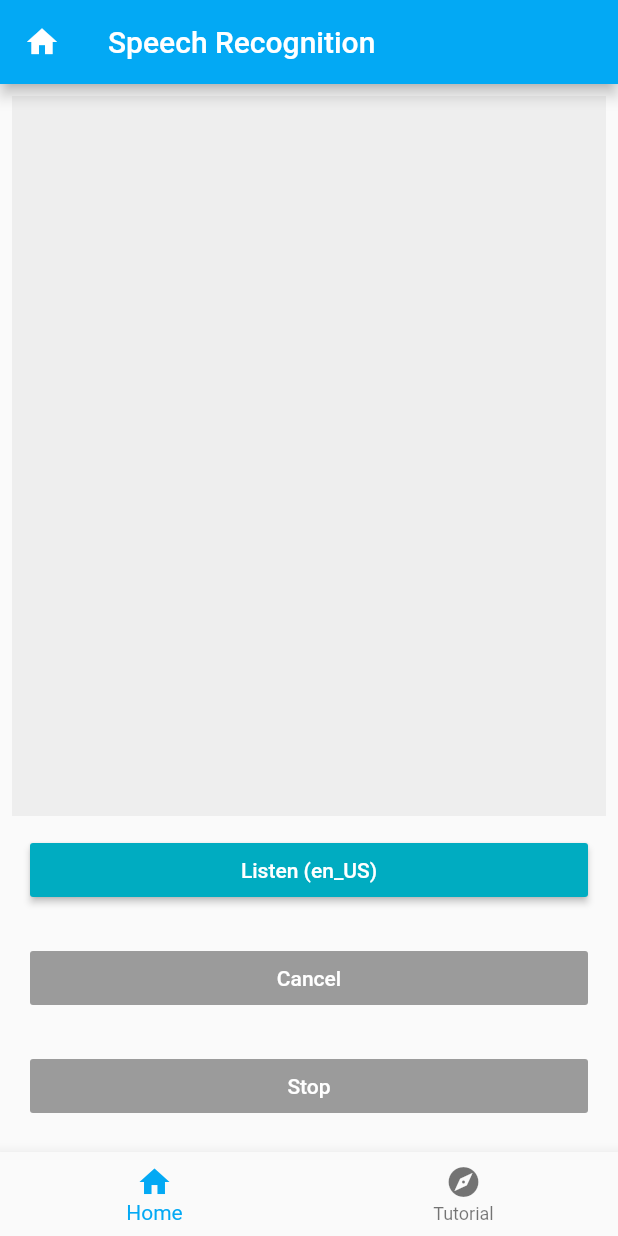
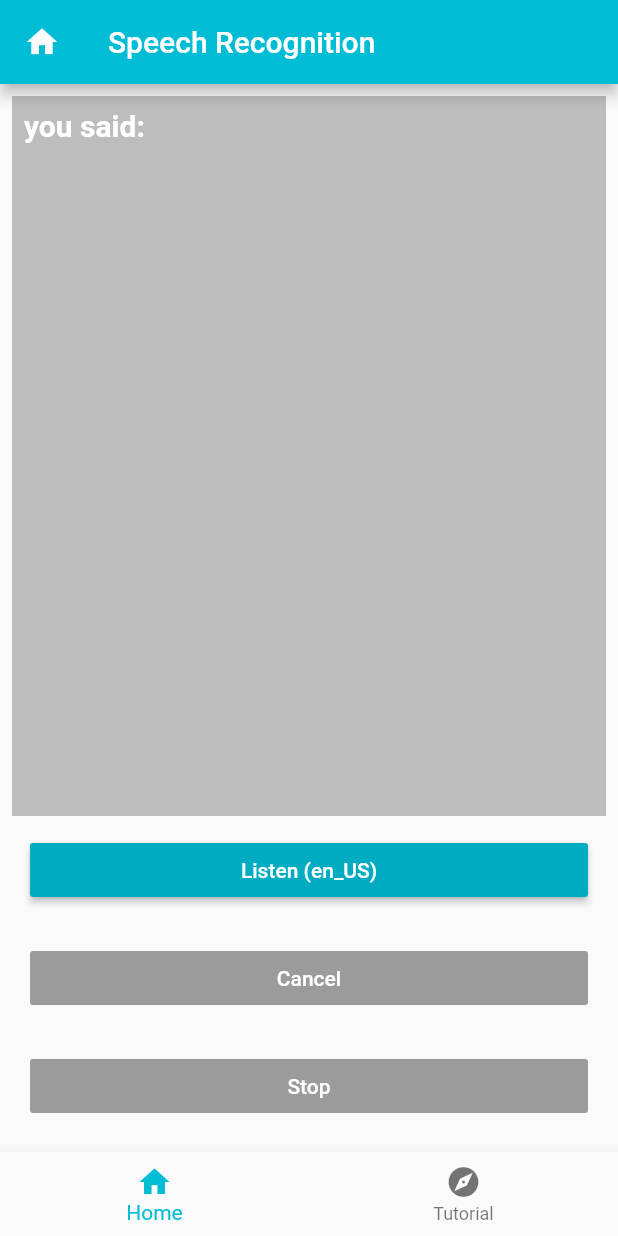
Before and after one commit to ABDERRAOUFMERAZKA/sound-recognizer, a Flutter app: the screen it shows after launch, on a phone screen of 412 x 824 dp. Run offline on Flutter 3.47's test engine with Material 2 defaults, Android fonts, the phone set to English and light mode, and no system bars; missing offline and left inert: permission, speech_recognition.

Commit message:
update code

```diff
--- a/lib/Home/VoiceHome.dart
+++ b/lib/Home/VoiceHome.dart
@@ -66,8 +66,10 @@ class _VoiceHomeState extends State<VoiceHome> {
                   new Expanded(
                       child: new Container(
                           padding: const EdgeInsets.all(8.0),
-                          color: Colors.grey.shade200,
-                          child: new Text(transcription))),
+                          color: Colors.grey.shade400,
+                          child: new Text(
+                            'you said: $transcription',
+                            style: TextStyle(color: Colors.white, fontWeight: FontWeight.bold, fontSize: 20)))),
                   _buildButton(
                     onPressed: !_isListening
                         ? () => start()
--- a/lib/main.dart
+++ b/lib/main.dart
@@ -10,11 +10,11 @@ class MyApp extends StatelessWidget {
     return MaterialApp(
       home: Tabs(),
       theme: ThemeData(
-        primarySwatch: Colors.lightBlue,
+        primarySwatch: Colors.cyan,
         accentColor: Colors.white,
         textTheme: TextTheme(
           title: TextStyle(
-              fontSize: 18, fontWeight: FontWeight.bold, color: Colors.lightBlue),
+              fontSize: 18, fontWeight: FontWeight.bold, color: Colors.cyanAccent),
         ),
       ),
     );
```
